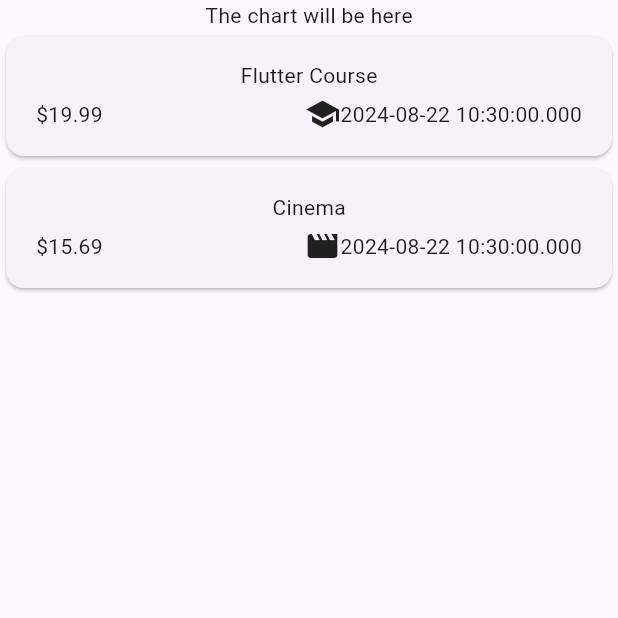
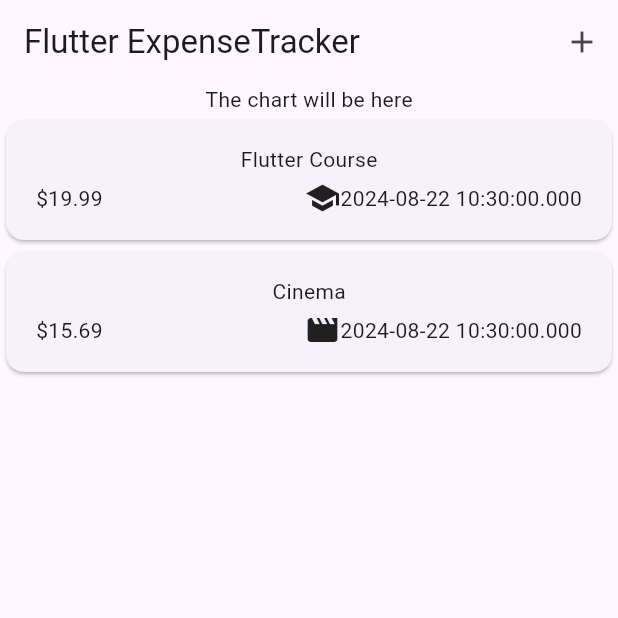
Before and after one commit to vohoangloc123/expense_tracker, a Flutter app: the screen it shows after launch, on a phone screen of 412 x 824 dp, the top half of it. Run offline on Flutter 3.47's test engine with Material 3 defaults, Android fonts, the phone set to English and light mode, and no system bars.

Commit message:
Set an AppBar with a Title & Actions

```diff
--- a/lib/expenses.dart
+++ b/lib/expenses.dart
@@ -26,6 +26,24 @@ class _ExpensesState extends State<Expenses> {
   @override
   Widget build(BuildContext context) {
     return Scaffold(
+      appBar: AppBar(
+        title: const Text("Flutter ExpenseTracker"),
+        actions: [
+          IconButton(
+            icon: const Icon(Icons.add),
+            onPressed: () {
+              // Add a new expense
+              setState(() {
+                _registeredExpenses.add(Expense(
+                    title: "New Expense",
+                    amount: 0.0,
+                    date: DateTime.now(),
+                    category: Category.Miscellaneous));
+              });
+            },
+          )
+        ],
+      ),
       body: Column(
         children: [
           const Text("The chart will be here"),
```
